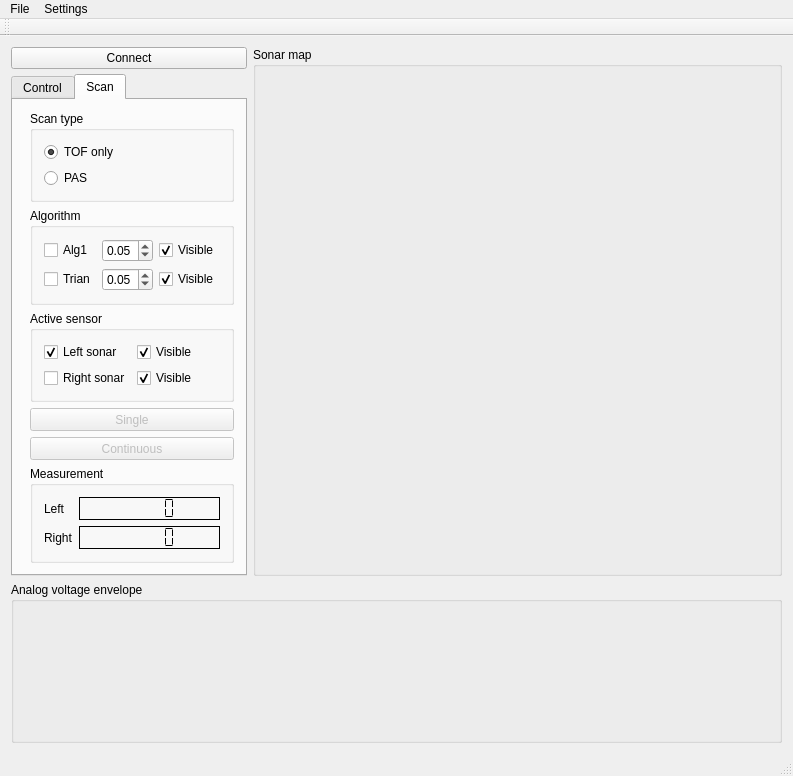
This is mainwindow.ui in mfrydrysiak/PAS_triangulation_sonar as Qt 5 draws it before an edit. The edited form follows.
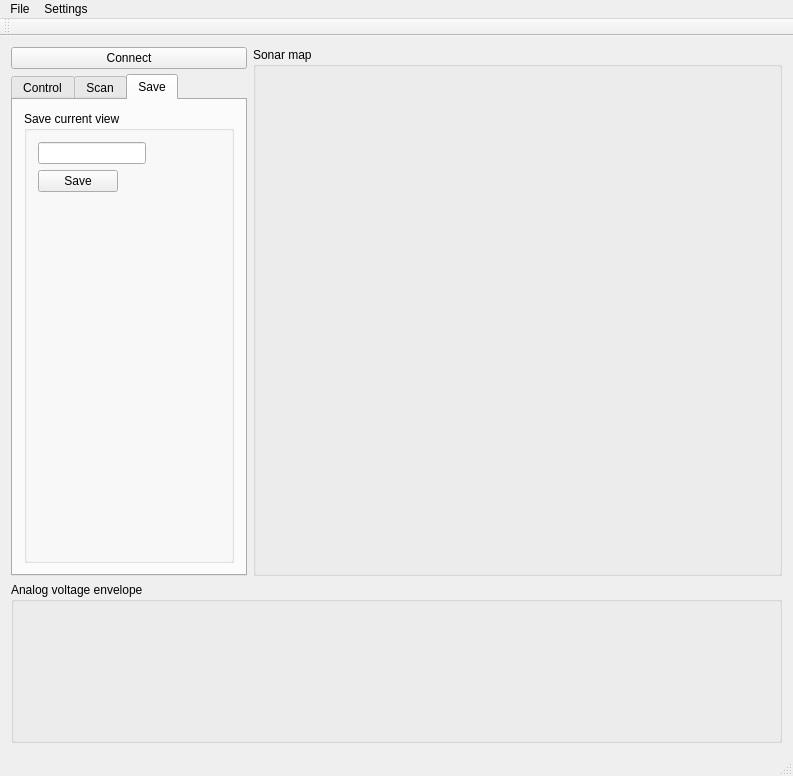
This is the edited form. Custom widgets are drawn as their Qt base class.

The edit to the form file:
```diff
--- a/mainwindow.ui
+++ b/mainwindow.ui
@@ -21,8 +21,11 @@
     </sizepolicy>
    </property>
    <layout class="QVBoxLayout" name="verticalLayout" stretch="8,3">
+    <property name="spacing">
+     <number>6</number>
+    </property>
     <item>
-     <layout class="QHBoxLayout" name="horizontalLayout_4" stretch="2,6">
+     <layout class="QHBoxLayout" name="horizontalLayout_4" stretch="4,11">
       <property name="spacing">
        <number>6</number>
       </property>
@@ -45,12 +48,18 @@
           </property>
           <property name="sizePolicy">
            <sizepolicy hsizetype="Preferred" vsizetype="Preferred">
-            <horstretch>1</horstretch>
+            <horstretch>2</horstretch>
             <verstretch>0</verstretch>
            </sizepolicy>
           </property>
+          <property name="maximumSize">
+           <size>
+            <width>255</width>
+            <height>16777215</height>
+           </size>
+          </property>
           <property name="currentIndex">
-           <number>1</number>
+           <number>2</number>
           </property>
           <widget class="QWidget" name="tabControl">
            <attribute name="title">
@@ -419,6 +428,63 @@
             </item>
            </layout>
           </widget>
+          <widget class="QWidget" name="save_tab">
+           <attribute name="title">
+            <string>Save</string>
+           </attribute>
+           <layout class="QGridLayout" name="gridLayout_3">
+            <item row="0" column="0">
+             <widget class="QGroupBox" name="groupBox_9">
+              <property name="sizePolicy">
+               <sizepolicy hsizetype="Preferred" vsizetype="Preferred">
+                <horstretch>0</horstretch>
+                <verstretch>0</verstretch>
+               </sizepolicy>
+              </property>
+              <property name="title">
+               <string>Save current view</string>
+              </property>
+              <layout class="QFormLayout" name="formLayout_6">
+               <item row="1" column="0">
+                <widget class="QPushButton" name="btn_save">
+                 <property name="sizePolicy">
+                  <sizepolicy hsizetype="Minimum" vsizetype="Fixed">
+                   <horstretch>0</horstretch>
+                   <verstretch>0</verstretch>
+                  </sizepolicy>
+                 </property>
+                 <property name="maximumSize">
+                  <size>
+                   <width>203</width>
+                   <height>16777215</height>
+                  </size>
+                 </property>
+                 <property name="text">
+                  <string>Save</string>
+                 </property>
+                 <property name="iconSize">
+                  <size>
+                   <width>10</width>
+                   <height>16</height>
+                  </size>
+                 </property>
+                </widget>
+               </item>
+               <item row="0" column="0">
+                <widget class="QLineEdit" name="saveNameEdit">
+                 <property name="sizePolicy">
+                  <sizepolicy hsizetype="Minimum" vsizetype="Fixed">
+                   <horstretch>2</horstretch>
+                   <verstretch>0</verstretch>
+                  </sizepolicy>
+                 </property>
+                </widget>
+               </item>
+              </layout>
+             </widget>
+            </item>
+           </layout>
+          </widget>
          </widget>
         </item>
        </layout>
```
Left out of the diff: 20 changed lines with no effect on the pictures.
